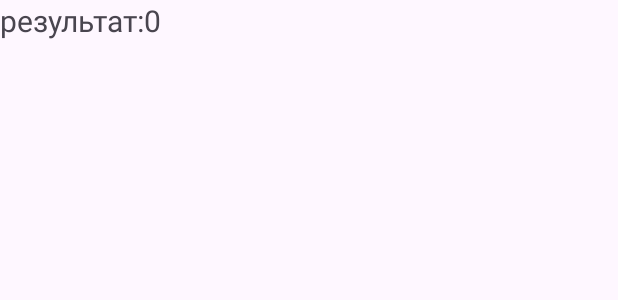
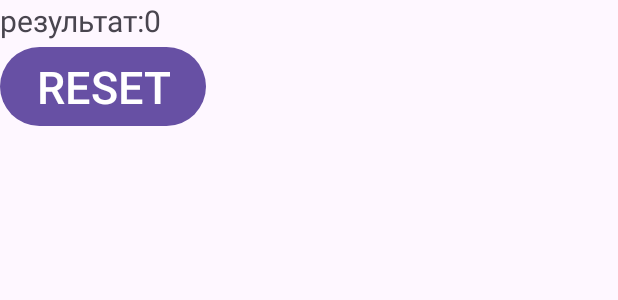
Before and after one commit to ARSuleimanov/5.8-kotlin-study, an Android app: the layout activity_result.xml on its own in the app's theme, with its tools: preview values and no code run, on a phone screen of 412 x 824 dp. Shown: the top 300 px of the screen. Run offline under Robolectric (Android 15) with nearby library versions, the phone set to English and light mode, and no system bars.

Commit message:
result to Activity 9.1 lesson

```diff
--- a/L1/app/src/main/res/layout/activity_result.xml
+++ b/L1/app/src/main/res/layout/activity_result.xml
@@ -10,4 +10,13 @@
     android:layout_width="wrap_content"
     android:layout_height="wrap_content"
     tools:text="результат:0"/>
+
+    <Button
+        android:id="@+id/resetBtn"
+        android:layout_width="wrap_content"
+        android:layout_height="wrap_content"
+        android:text="RESET"
+        android:textSize="30sp"
+
+        />
 </LinearLayout>
--- a/L1/app/src/main/res/values/strings.xml
+++ b/L1/app/src/main/res/values/strings.xml
@@ -1,4 +1,5 @@
 <resources>
     <string name="app_name">L1</string>
     <string name="title_result">Ваш результат %1$d</string>
+
 </resources>
```
Also changed, not shown: L1/app/src/main/java/ru/sar/l1/MainActivity.kt (+43 -10 lines), L1/app/src/main/java/ru/sar/l1/ResultActivity.kt (+11 -2 lines).
